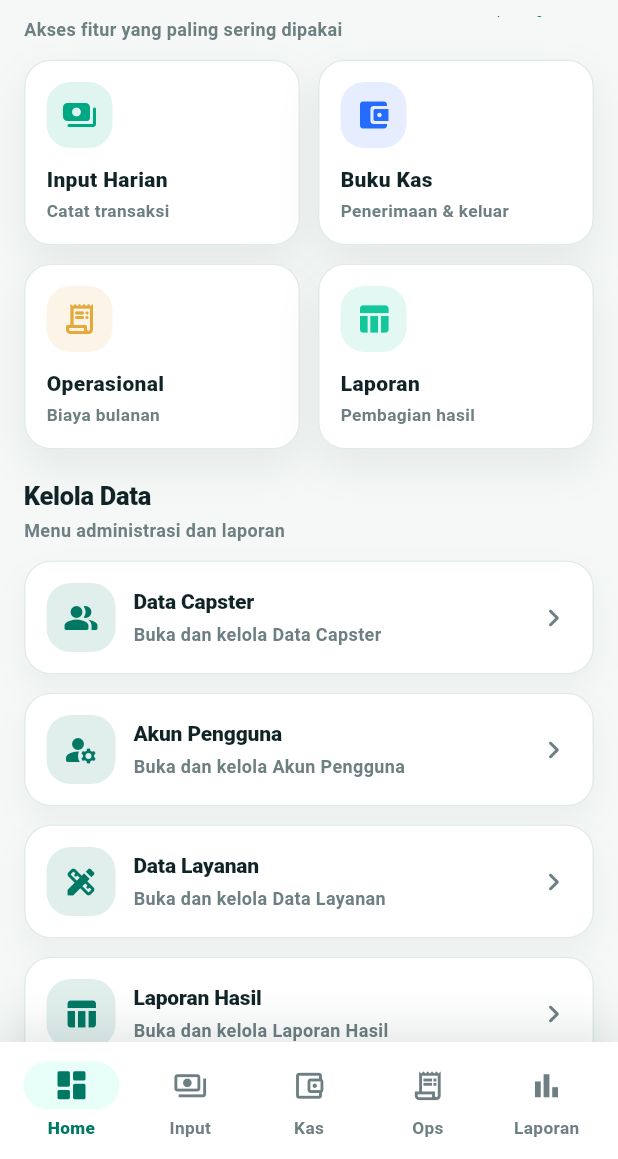
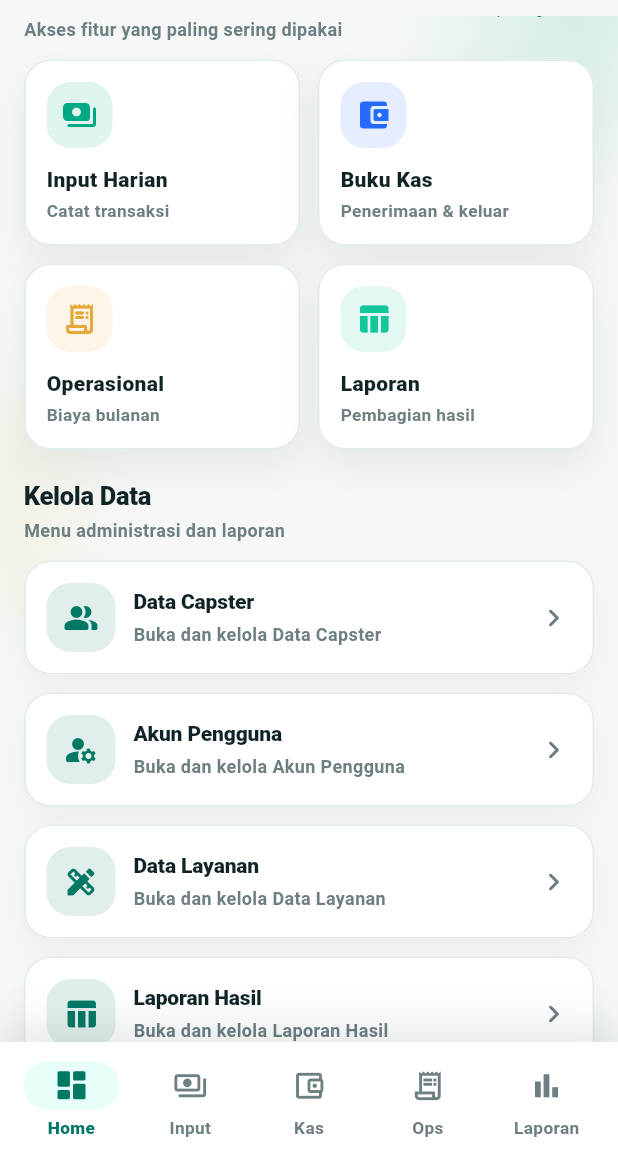
Before and after one commit to Anamsyahrul/garden_barbershop_finance, a Flutter app: the DashboardScreen screen opened by its route, scrolled down 576 dp, on a phone screen of 412 x 824 dp, the part 77-1236 px from its top. Run offline on Flutter 3.47's test engine with Material 3 defaults, Android fonts, the phone set to English and light mode, and no system bars; our stand-ins replace cloud_firestore, firebase_core, shared_preferences; accounts and stored records are empty.

Commit message:
Enhance premium UI depth and ambient polish

```diff
--- a/lib/screens/dashboard_screen.dart
+++ b/lib/screens/dashboard_screen.dart
@@ -101,7 +101,8 @@ class _DashboardScreenState extends State<DashboardScreen> {
       drawer: const AppDrawer(),
       bottomNavigationBar:
           const AppBottomNav(currentRoute: DashboardScreen.routeName),
-      body: RefreshIndicator(
+      body: _dashboardBackground(
+        child: RefreshIndicator(
           onRefresh: () async {
             setState(() => _future = _load());
             await _future;
@@ -136,8 +137,8 @@ class _DashboardScreenState extends State<DashboardScreen> {
                               title: personalView
                                   ? 'Beban Operasional'
                                   : 'Operasional',
-                            value:
-                                CurrencyFormatter.format(data.totalOperasional),
+                              value: CurrencyFormatter.format(
+                                  data.totalOperasional),
                               icon: Icons.receipt_long_rounded,
                               tint: AppColors.brass,
                             ),
@@ -145,8 +146,9 @@ class _DashboardScreenState extends State<DashboardScreen> {
                           SizedBox(
                             width: itemWidth,
                             child: CompactMetricCard(
-                            title:
-                                personalView ? 'Akun Capster' : 'Capster Aktif',
+                              title: personalView
+                                  ? 'Akun Capster'
+                                  : 'Capster Aktif',
                               value: personalView
                                   ? (data.user?.name ?? '-')
                                   : '${data.jumlahCapsterAktif} orang',
@@ -157,8 +159,9 @@ class _DashboardScreenState extends State<DashboardScreen> {
                           SizedBox(
                             width: itemWidth,
                             child: CompactMetricCard(
-                            title:
-                                personalView ? 'Bagian Saya' : 'Bagian Pondok',
+                              title: personalView
+                                  ? 'Bagian Saya'
+                                  : 'Bagian Pondok',
                               value: CurrencyFormatter.format(
                                 personalView
                                     ? data.totalBagianCapster
@@ -207,6 +210,45 @@ class _DashboardScreenState extends State<DashboardScreen> {
                 ],
               );
             },
+          ),
+        ),
+      ),
+    );
+  }
+
+  Widget _dashboardBackground({required Widget child}) {
+    return Stack(
+      children: [
+        Positioned(
+          top: -120,
+          right: -90,
+          child: _ambientGlow(240, AppColors.teal.withValues(alpha: 0.13)),
+        ),
+        Positioned(
+          top: 220,
+          left: -120,
+          child: _ambientGlow(210, AppColors.brass.withValues(alpha: 0.11)),
+        ),
+        Positioned(
+          bottom: -150,
+          right: -80,
+          child: _ambientGlow(260, AppColors.blue.withValues(alpha: 0.07)),
+        ),
+        child,
+      ],
+    );
+  }
+
+  Widget _ambientGlow(double size, Color color) {
+    return IgnorePointer(
+      child: Container(
+        width: size,
+        height: size,
+        decoration: BoxDecoration(
+          shape: BoxShape.circle,
+          gradient: RadialGradient(
+            colors: [color, color.withValues(alpha: 0)],
+          ),
         ),
       ),
     );
--- a/lib/theme/app_theme.dart
+++ b/lib/theme/app_theme.dart
@@ -60,6 +60,19 @@ class AppTheme {
           color: AppColors.tealDark.withValues(alpha: 0.18),
           blurRadius: 28,
           offset: const Offset(0, 16),
+        ),
+      ];
+
+  static List<BoxShadow> get premiumShadow => [
+        BoxShadow(
+          color: AppColors.tealDark.withValues(alpha: 0.10),
+          blurRadius: 34,
+          offset: const Offset(0, 18),
+        ),
+        BoxShadow(
+          color: AppColors.ink.withValues(alpha: 0.05),
+          blurRadius: 12,
+          offset: const Offset(0, 4),
         ),
       ];
 
```
Also changed, not shown: lib/screens/login_screen.dart (+40 -2 lines). Lines whose indentation alone changed are shown as unchanged.
